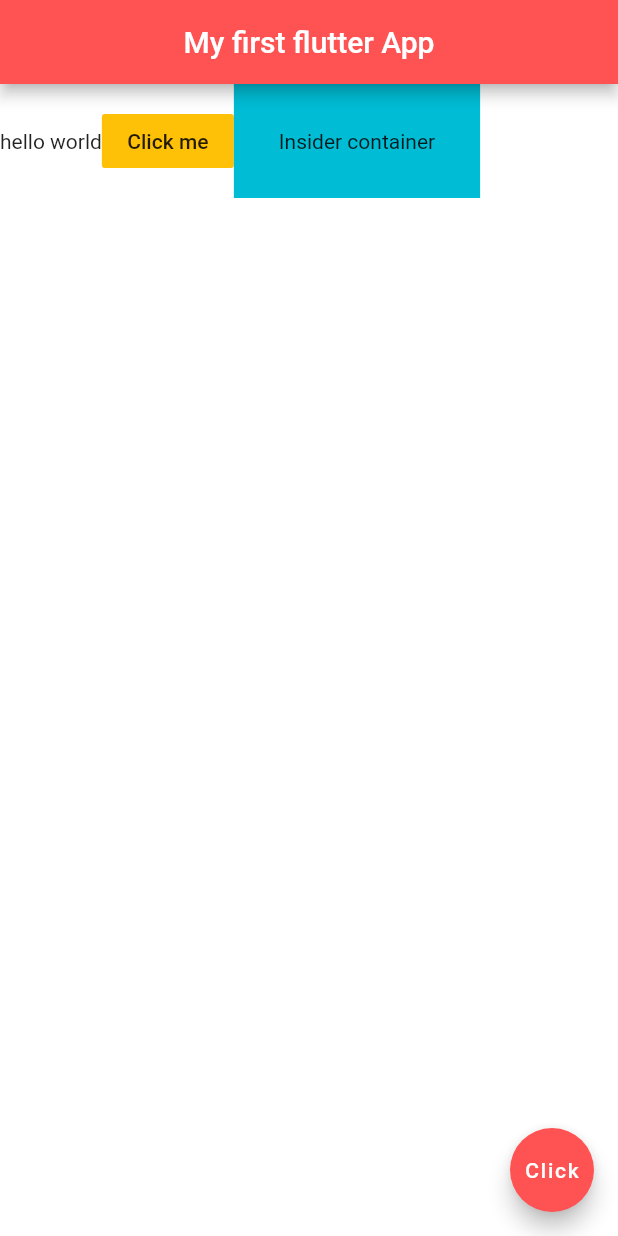
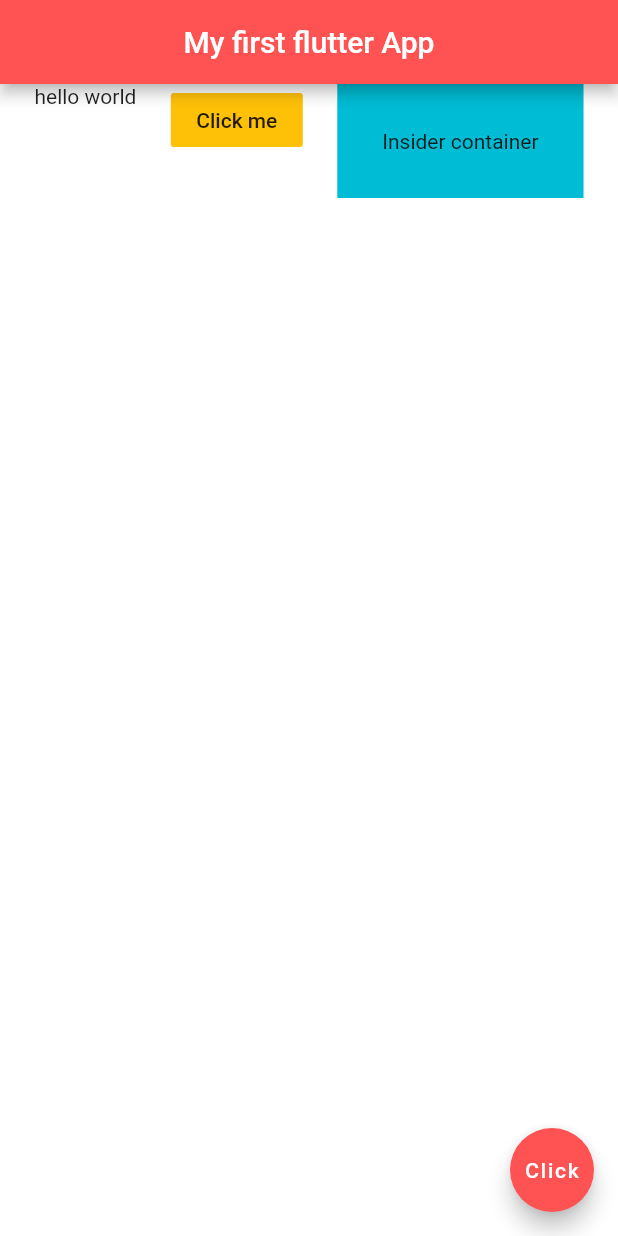
Before and after one commit to Lakshan555/FlutterTest, a Flutter app: the screen it shows after launch, on a phone screen of 412 x 824 dp. Run offline on Flutter 3.47's test engine with Material 2 defaults, Android fonts, the phone set to English and light mode, and no system bars.

Commit message:
Row (mainAxisAlignment,CrossAxisAlignment)

```diff
--- a/lib/main.dart
+++ b/lib/main.dart
@@ -16,6 +16,8 @@ class Home extends StatelessWidget {
       ),
 
       body: Row(
+        mainAxisAlignment:MainAxisAlignment.spaceEvenly,
+        crossAxisAlignment: CrossAxisAlignment.start,
         children: [
           Text('hello world'),
           FlatButton(
```
